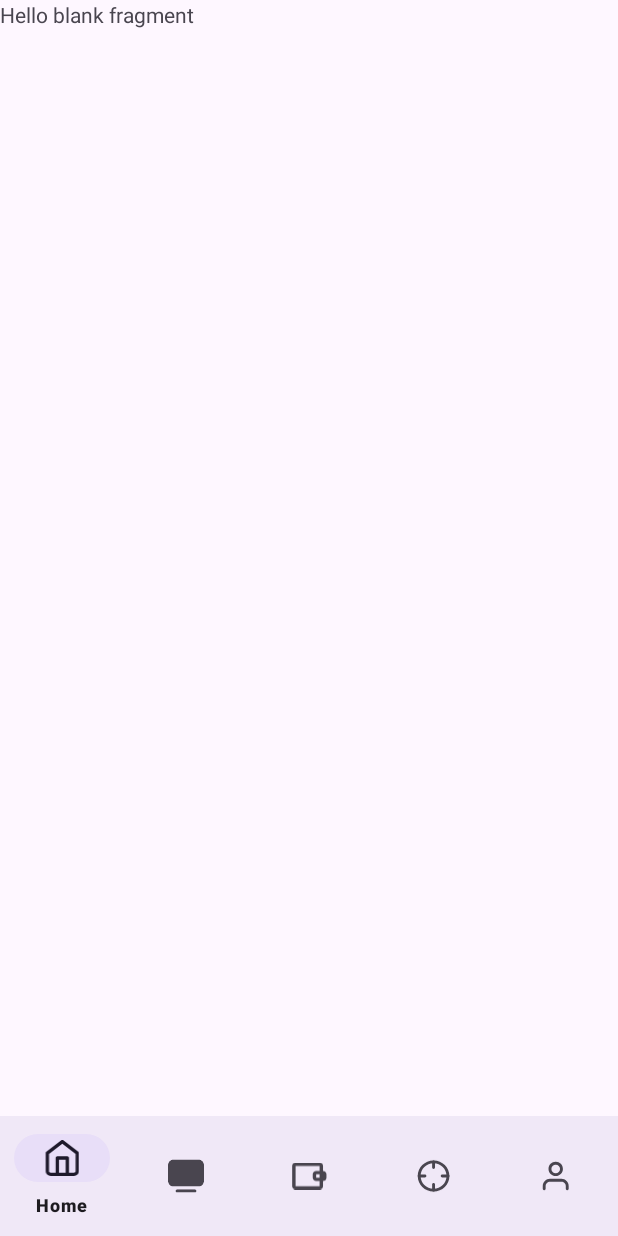
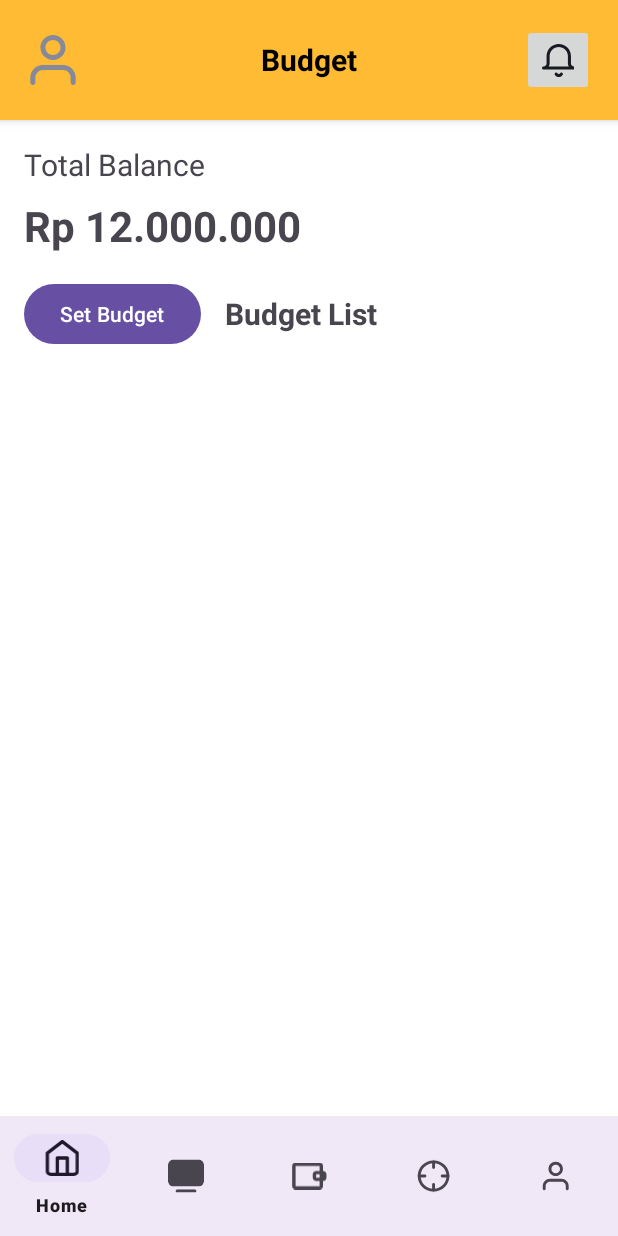
Before and after one commit to terencenst/Kelompok-3_SakuKu, an Android app: the fragment BudgetFragment placed in its activity, on a phone screen of 412 x 824 dp. Run offline under Robolectric (Android 15) with nearby library versions, the phone set to English and light mode, and no system bars; our stand-ins replace Firebase (no records; nobody signed in at launch, a user with empty details on screens opened directly).

Commit message:
Udah bikin tiap page, tambahin fitur

```diff
--- a/app/build.gradle.kts
+++ b/app/build.gradle.kts
@@ -41,14 +41,15 @@ android {
 
 dependencies {
 
+    dependencies {
         implementation(libs.androidx.core.ktx)
         implementation(libs.androidx.appcompat)
         implementation(libs.material)
         implementation(libs.androidx.activity)
         implementation(libs.androidx.constraintlayout)
         implementation(libs.firebase.bom)
+        implementation(libs.firebase.database) // Pastikan ini ada
         implementation(libs.firebase.auth)
-    implementation(libs.firebase.database)
         implementation(libs.firebase.storage)
         implementation(libs.firebase.firestore.ktx)
         implementation(libs.glide)
@@ -56,3 +57,5 @@ dependencies {
         androidTestImplementation(libs.androidx.junit)
         androidTestImplementation(libs.androidx.espresso.core)
     }
+
+}
--- a/app/src/main/java/com/example/kelompok3_sakuku/ui/budget/BudgetFragment.kt
+++ b/app/src/main/java/com/example/kelompok3_sakuku/ui/budget/BudgetFragment.kt
@@ -1,60 +1,87 @@
 package com.example.kelompok3_sakuku.ui.budget
 
+import android.app.Activity
+import android.content.Intent
 import android.os.Bundle
-import androidx.fragment.app.Fragment
+import android.util.Log
 import android.view.LayoutInflater
 import android.view.View
 import android.view.ViewGroup
+import android.widget.Button
+import android.widget.LinearLayout
+import android.widget.TextView
+import androidx.fragment.app.Fragment
 import com.example.kelompok3_sakuku.R
+import com.example.kelompok3_sakuku.SetBudgetActivity
+import com.google.firebase.firestore.FirebaseFirestore
+import com.google.firebase.firestore.QueryDocumentSnapshot
 
-// TODO: Rename parameter arguments, choose names that match
-// the fragment initialization parameters, e.g. ARG_ITEM_NUMBER
-private const val ARG_PARAM1 = "param1"
-private const val ARG_PARAM2 = "param2"
+class BudgetFragment : Fragment() {
 
-/**
- * A simple [Fragment] subclass.
- * Use the [BudgetFragment.newInstance] factory method to
- * create an instance of this fragment.
- */
-class BudgetFragment : Fragment() {
-    // TODO: Rename and change types of parameters
-    private var param1: String? = null
-    private var param2: String? = null
-
-    override fun onCreate(savedInstanceState: Bundle?) {
-        super.onCreate(savedInstanceState)
-        arguments?.let {
-            param1 = it.getString(ARG_PARAM1)
-            param2 = it.getString(ARG_PARAM2)
-        }
-    }
+    private lateinit var budgetList: LinearLayout
+    private lateinit var firestore: FirebaseFirestore
 
     override fun onCreateView(
         inflater: LayoutInflater, container: ViewGroup?,
         savedInstanceState: Bundle?
     ): View? {
-        // Inflate the layout for this fragment
-        return inflater.inflate(R.layout.fragment_budget, container, false)
+        val view = inflater.inflate(R.layout.fragment_budget, container, false)
+
+        val btnSetBudget: Button = view.findViewById(R.id.btnSetBudget)
+        budgetList = view.findViewById(R.id.budgetList)
+        firestore = FirebaseFirestore.getInstance()
+
+        btnSetBudget.setOnClickListener {
+            val intent = Intent(requireActivity(), SetBudgetActivity::class.java)
+            startActivityForResult(intent, REQUEST_CODE_SET_BUDGET)
+        }
+
+        // Memuat data budget dari Firestore
+        loadBudgetData()
+
+        return view
+    }
+
+    // Fungsi untuk memuat data dari Firestore dan menampilkan jika ada
+    private fun loadBudgetData() {
+        firestore.collection("Budgets").get()
+            .addOnSuccessListener { result ->
+                budgetList.removeAllViews() // Hapus tampilan sebelumnya
+                for (document in result) {
+                    val name = document.getString("name") ?: ""
+                    val amount = document.getLong("amount") ?: 0
+                    addBudgetItem(name, amount)
+                }
+            }
+            .addOnFailureListener { exception ->
+                Log.e("BudgetFragment", "Gagal memuat data: ${exception.message}")
+            }
+    }
+
+    // Fungsi untuk menambahkan item budget ke dalam layout
+    private fun addBudgetItem(name: String, amount: Long) {
+        val budgetItem = LayoutInflater.from(requireContext()).inflate(
+            R.layout.item_budget, budgetList, false
+        )
+
+        val tvBudgetName: TextView = budgetItem.findViewById(R.id.tvBudgetName)
+        val tvBudgetPercentage: TextView = budgetItem.findViewById(R.id.tvBudgetPercentage)
+
+        tvBudgetName.text = name
+        tvBudgetPercentage.text = "Rp $amount"
+
+        budgetList.addView(budgetItem)
+    }
+
+    override fun onActivityResult(requestCode: Int, resultCode: Int, data: Intent?) {
+        super.onActivityResult(requestCode, resultCode, data)
+        if (requestCode == REQUEST_CODE_SET_BUDGET && resultCode == Activity.RESULT_OK) {
+            // Reload data setelah budget disimpan
+            loadBudgetData()
+        }
     }
 
     companion object {
-        /**
-         * Use this factory method to create a new instance of
-         * this fragment using the provided parameters.
-         *
-         * @param param1 Parameter 1.
-         * @param param2 Parameter 2.
-         * @return A new instance of fragment BudgetFragment.
-         */
-        // TODO: Rename and change types and number of parameters
-        @JvmStatic
-        fun newInstance(param1: String, param2: String) =
-            BudgetFragment().apply {
-                arguments = Bundle().apply {
-                    putString(ARG_PARAM1, param1)
-                    putString(ARG_PARAM2, param2)
-                }
-            }
+        private const val REQUEST_CODE_SET_BUDGET = 1
     }
 }
--- a/app/src/main/res/layout/fragment_budget.xml
+++ b/app/src/main/res/layout/fragment_budget.xml
@@ -1,14 +1,106 @@
 <?xml version="1.0" encoding="utf-8"?>
-<FrameLayout xmlns:android="http://schemas.android.com/apk/res/android"
-    xmlns:tools="http://schemas.android.com/tools"
+<RelativeLayout xmlns:android="http://schemas.android.com/apk/res/android"
     android:layout_width="match_parent"
     android:layout_height="match_parent"
-    tools:context=".ui.budget.BudgetFragment">
+    android:background="@android:color/white">
 
-    <!-- TODO: Update blank fragment layout -->
-    <TextView
+    <!-- Title Bar -->
+    <LinearLayout
+        android:id="@+id/titleBar"
+        android:layout_width="match_parent"
+        android:layout_height="wrap_content"
+        android:orientation="horizontal"
+        android:padding="16dp"
+        android:gravity="center_vertical"
+        android:background="@android:color/holo_orange_light"
+        android:elevation="4dp">
+
+        <ImageView
+            android:id="@+id/imgProfile"
+            android:layout_width="40dp"
+            android:layout_height="40dp"
+            android:src="@drawable/ic_profile"
+            android:layout_marginEnd="8dp"
+            android:scaleType="centerCrop"
+            android:contentDescription="Profile" />
+
+        <TextView
+            android:id="@+id/tvTitle"
+            android:layout_width="0dp"
+            android:layout_height="wrap_content"
+            android:text="Budget"
+            android:textSize="20sp"
+            android:textStyle="bold"
+            android:layout_weight="1"
+            android:textColor="@android:color/black"
+            android:gravity="center" />
+
+        <ImageButton
+            android:id="@+id/btnNotification"
+            android:layout_width="48dp"
+            android:layout_height="48dp"
+            android:src="@drawable/ic_notification"
+            android:contentDescription="Notification" />
+    </LinearLayout>
+
+    <!-- Konten ScrollView -->
+    <ScrollView
+        android:id="@+id/scrollViewContent"
         android:layout_width="match_parent"
         android:layout_height="match_parent"
-        android:text="@string/hello_blank_fragment" />
+        android:layout_below="@id/titleBar"
+        android:fillViewport="true">
 
-</FrameLayout>
+        <LinearLayout
+            android:layout_width="match_parent"
+            android:layout_height="wrap_content"
+            android:orientation="vertical"
+            android:padding="16dp">
+
+            <TextView
+                android:layout_width="wrap_content"
+                android:layout_height="wrap_content"
+                android:text="Total Balance"
+                android:textSize="20sp"
+                android:layout_marginBottom="8dp" />
+
+            <TextView
+                android:id="@+id/tvBalance"
+                android:layout_width="wrap_content"
+                android:layout_height="wrap_content"
+                android:text="Rp 12.000.000"
+                android:textSize="28sp"
+                android:textStyle="bold"
+                android:layout_marginBottom="16dp" />
+
+            <LinearLayout
+                android:layout_width="match_parent"
+                android:layout_height="wrap_content"
+                android:orientation="horizontal"
+                android:layout_marginBottom="16dp"
+                android:gravity="center_vertical">
+
+                <Button
+                    android:id="@+id/btnSetBudget"
+                    android:layout_width="wrap_content"
+                    android:layout_height="wrap_content"
+                    android:text="Set Budget"
+                    android:layout_marginEnd="16dp" />
+
+                <TextView
+                    android:layout_width="wrap_content"
+                    android:layout_height="wrap_content"
+                    android:text="Budget List"
+                    android:textSize="20sp"
+                    android:textStyle="bold" />
+            </LinearLayout>
+
+            <!-- List Budget -->
+            <LinearLayout
+                android:id="@+id/budgetList"
+                android:layout_width="match_parent"
+                android:layout_height="wrap_content"
+                android:orientation="vertical" />
+        </LinearLayout>
+    </ScrollView>
+</RelativeLayout>
```
Also changed, not shown: app/src/main/AndroidManifest.xml (+8 -3 lines), app/src/main/java/com/example/kelompok3_sakuku/SetBudgetActivity.kt (added, +60 -0 lines), app/src/main/res/drawable/edittext_background.xml (added, +8 -0 lines), app/src/main/res/layout/activity_set_budget.xml (added, +38 -0 lines), app/src/main/res/layout/item_budget.xml (added, +19 -0 lines). Lines whose indentation alone changed are shown as unchanged.
